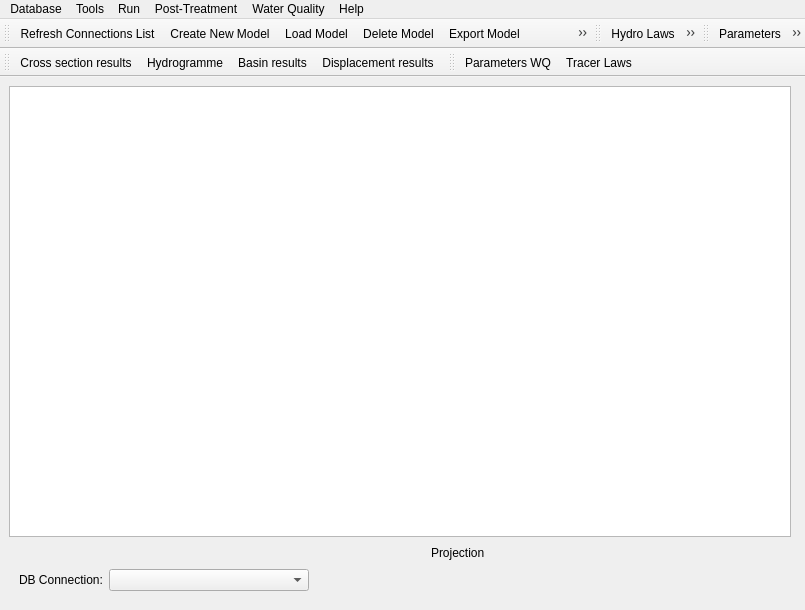
Old version of the form ui/MascPlug_dialog_base.ui in the repository Artelia/Mascaret.
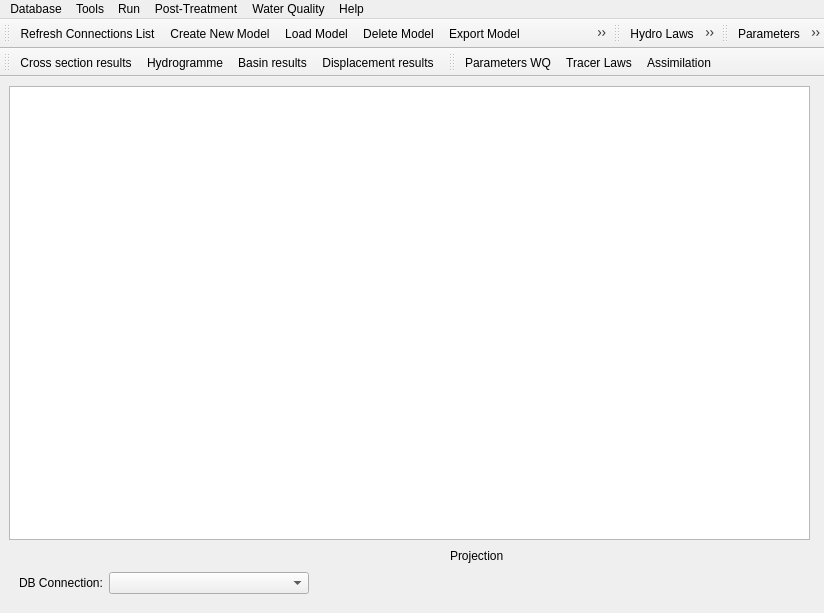
New version of the form. Icons and pictures are not drawn. Custom widgets are drawn as their Qt base class.

What changed in the file:
```diff
--- a/ui/MascPlug_dialog_base.ui
+++ b/ui/MascPlug_dialog_base.ui
@@ -9,8 +9,8 @@
    <rect>
     <x>0</x>
     <y>0</y>
-    <width>805</width>
-    <height>610</height>
+    <width>824</width>
+    <height>613</height>
    </rect>
   </property>
   <property name="windowTitle">
@@ -176,7 +176,7 @@
     <rect>
      <x>0</x>
      <y>0</y>
-     <width>805</width>
+     <width>824</width>
      <height>21</height>
     </rect>
    </property>
@@ -382,6 +382,7 @@
    </attribute>
    <addaction name="actionParameters_Water_Quality"/>
    <addaction name="actionTracer_Laws"/>
+   <addaction name="actionAssimilation"/>
   </widget>
   <action name="actionWebsite">
    <property name="icon">
@@ -867,6 +868,11 @@
     <string>Old version of mobile dam</string>
    </property>
   </action>
+  <action name="actionAssimilation">
+   <property name="text">
+    <string>Assimilation</string>
+   </property>
+  </action>
  </widget>
  <customwidgets>
   <customwidget>
```
